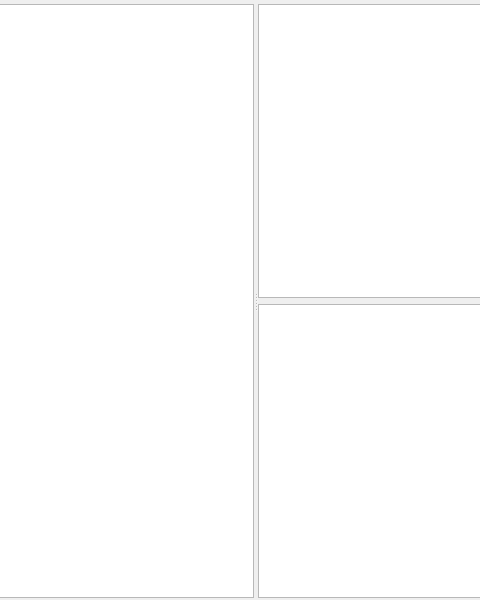
This is journalwidget.ui in vlarry/configurator as Qt 5 draws it before an edit; both pictures show x 144 to 624 and y 0 to 600 of the 800 by 600 pixel window. The edited form follows.
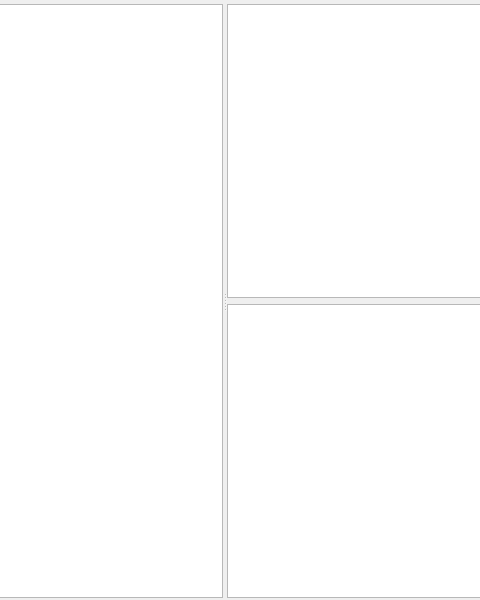
This is the edited form. Custom widgets are drawn as their Qt base class.

```diff
--- a/journalwidget.ui
+++ b/journalwidget.ui
@@ -63,7 +63,26 @@
         <widget class="QTableWidget" name="tableWidgetPropertyHalfhourJournal"/>
        </item>
        <item>
-        <widget class="QListView" name="listViewPropertyCrashJournal"/>
+        <widget class="QListView" name="listViewPropertyCrashJournal">
+         <property name="sizePolicy">
+          <sizepolicy hsizetype="Preferred" vsizetype="Expanding">
+           <horstretch>0</horstretch>
+           <verstretch>0</verstretch>
+          </sizepolicy>
+         </property>
+         <property name="minimumSize">
+          <size>
+           <width>300</width>
+           <height>0</height>
+          </size>
+         </property>
+         <property name="baseSize">
+          <size>
+           <width>0</width>
+           <height>0</height>
+          </size>
+         </property>
+        </widget>
        </item>
       </layout>
      </widget>
```
